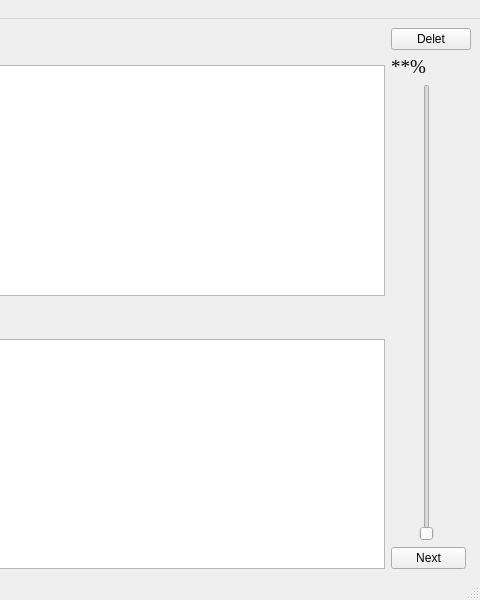
zpb911km/Linear_Memo, file src/UI/Back.ui: the form before one commit; both pictures show x 320 to 800 and y 0 to 600 of the 800 by 600 pixel window.
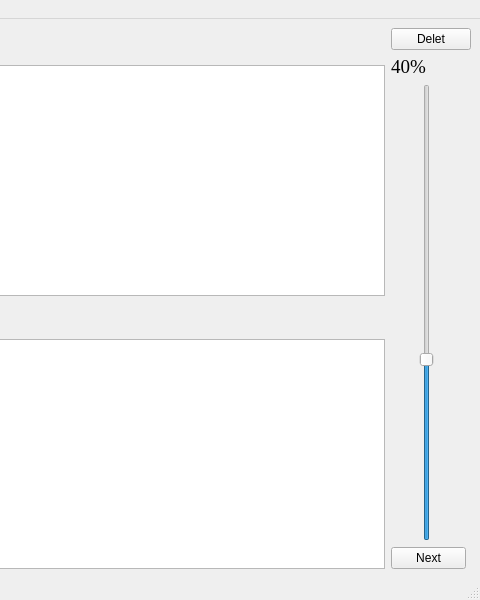
The form after the commit.

The edit to the form file:
```diff
--- a/src/UI/Back.ui
+++ b/src/UI/Back.ui
@@ -90,7 +90,7 @@
          </font>
         </property>
         <property name="text">
-         <string>**%</string>
+         <string>40%</string>
         </property>
        </widget>
       </item>
@@ -108,6 +108,15 @@
         <property name="maximum">
          <number>100</number>
         </property>
+        <property name="singleStep">
+         <number>1</number>
+        </property>
+        <property name="pageStep">
+         <number>3</number>
+        </property>
+        <property name="value">
+         <number>40</number>
+        </property>
         <property name="orientation">
          <enum>Qt::Vertical</enum>
         </property>
```
